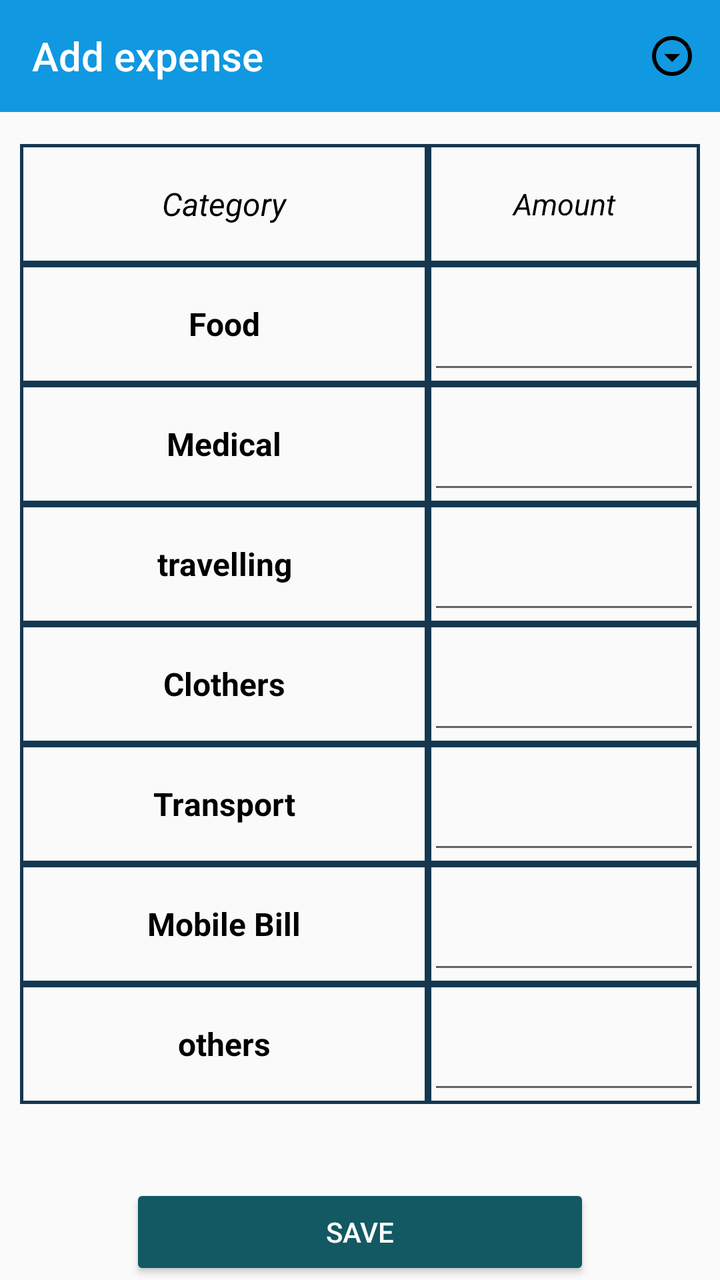
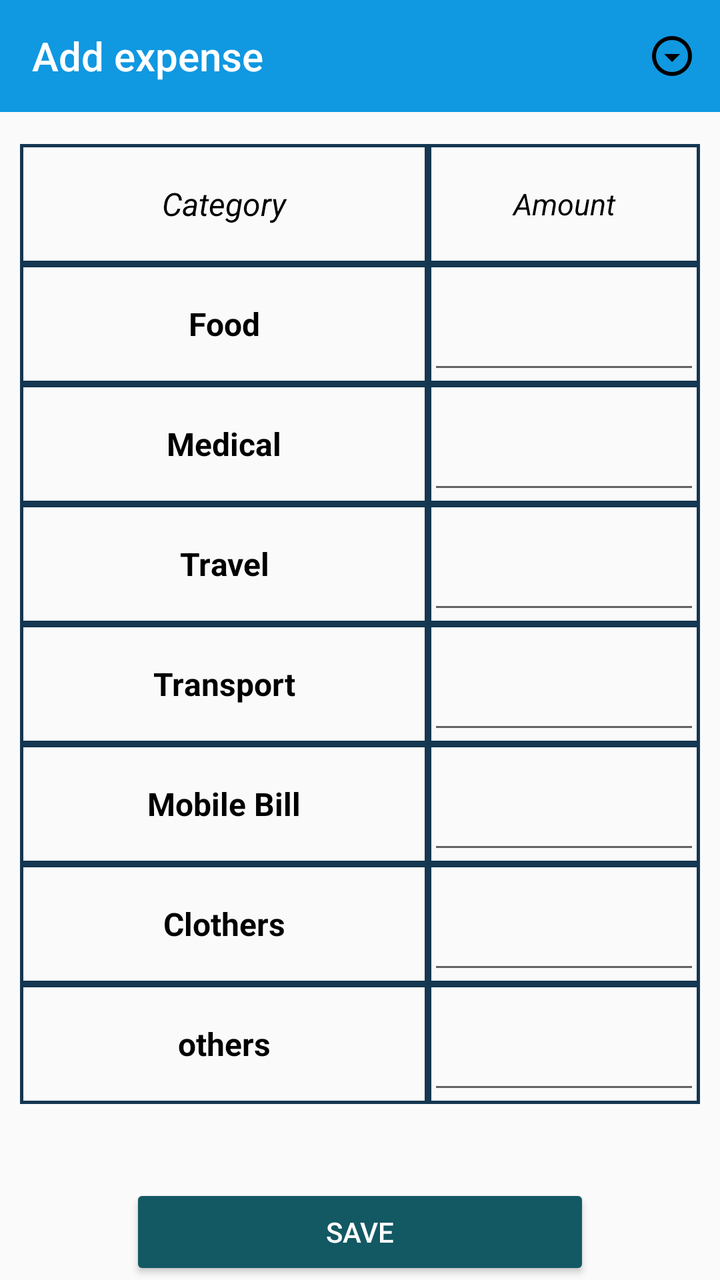

Compare the two renders of this Android layout. The source of the first and the diff that turns it into the second are given below.
<!-- AndroidManifest.xml: application theme Theme.ExpenseTracker -->
<!-- res/layout/fragment_userupload.xml -->
<?xml version="1.0" encoding="utf-8"?>
<androidx.constraintlayout.widget.ConstraintLayout xmlns:android="http://schemas.android.com/apk/res/android"
    xmlns:tools="http://schemas.android.com/tools"
    android:layout_width="match_parent"
    android:layout_height="match_parent"
    xmlns:app="http://schemas.android.com/apk/res-auto"
    tools:context=".view.mainview.UseruploadFragment"
    >


    <androidx.appcompat.widget.Toolbar
        android:id="@+id/top_toolbar"
        android:layout_width="match_parent"
        android:layout_height="wrap_content"
        app:title="Add expense"
        android:background="#1098E1"
        app:titleTextColor="@color/white"
        app:menu="@menu/main_menu"
        android:theme="@style/Theme.AppCompat.DayNight.DarkActionBar"
        app:layout_constraintStart_toStartOf="parent"
        app:layout_constraintEnd_toEndOf="parent"
        app:layout_constraintTop_toTopOf="parent"
        />



     <TableLayout
         android:id="@+id/table"
         android:layout_width="match_parent"
         android:layout_height="wrap_content"
         android:layout_marginHorizontal="10dp"
         android:layout_marginTop="16dp"
         android:stretchColumns="0dp"
         app:layout_constraintStart_toStartOf="parent"
         app:layout_constraintEnd_toEndOf="parent"
         app:layout_constraintTop_toBottomOf="@id/top_toolbar"

         >

         <TableRow>

             <TextView
                 android:layout_width="0dp"
                 android:layout_height="60dp"
                 android:layout_weight="3"
                 android:text="@string/category"
                 android:gravity="center"
                 android:textColor="@color/black"
                 android:textSize="16sp"
                 android:textStyle="italic"
                 android:background="@drawable/border_line"
                 />

             <LinearLayout
                 android:layout_width="0dp"
                 android:layout_height="60dp"
                 android:layout_weight="2"
                 android:background="@drawable/border_line"
                >

                 <TextView
                     android:layout_width="match_parent"
                     android:layout_height="match_parent"
                     android:textStyle="italic"
                     android:textColor="@color/black"
                     android:textSize="15sp"
                     android:text="@string/amount"
                     android:gravity="center"
                     />


             </LinearLayout>


         </TableRow>

         <TableRow>

             <TextView
                 android:layout_width="0dp"
                 android:layout_height="60dp"
                 android:layout_weight="3"
                 android:text="@string/food"
                 android:gravity="center"
                 android:textColor="@color/black"
                 android:textSize="16sp"
                 android:textStyle="bold"
                 android:background="@drawable/border_line"
                 />

             <LinearLayout
                 android:layout_width="0dp"
                 android:layout_height="60dp"
                 android:layout_weight="2"
                 android:background="@drawable/border_line"
                 >

                 <EditText
                     android:id="@+id/et_food"
                     android:layout_width="match_parent"
                     android:layout_height="match_parent"
                     android:inputType="number"
                     android:textStyle="bold"
                     android:textColor="@color/black"
                     android:textSize="15sp"

                     />


             </LinearLayout>


         </TableRow>


         <TableRow>

             <TextView
                 android:layout_width="0dp"
                 android:layout_height="60dp"
                 android:layout_weight="3"
                 android:text="@string/medical"
                 android:gravity="center"
                 android:textColor="@color/black"
                 android:textSize="16sp"
                 android:textStyle="bold"
                 android:background="@drawable/border_line"
                 />

             <LinearLayout
                 android:layout_width="0dp"
                 android:layout_height="60dp"
                 android:layout_weight="2"
                 android:background="@drawable/border_line"
                 >

                 <EditText
                     android:id="@+id/et_medical"
                     android:layout_width="match_parent"
                     android:layout_height="match_parent"
                     android:inputType="number"
                     android:textStyle="bold"
                     android:textColor="@color/black"
                     android:textSize="15sp"

                     />


             </LinearLayout>




         </TableRow>


         <TableRow>

             <TextView
                 android:layout_width="0dp"
                 android:layout_height="60dp"
                 android:layout_weight="3"
                 android:text="@string/travelling"
                 android:gravity="center"
                 android:textColor="@color/black"
                 android:textSize="16sp"
                 android:textStyle="bold"
                 android:background="@drawable/border_line"
                 />

             <LinearLayout
                 android:layout_width="0dp"
                 android:layout_height="60dp"
                 android:layout_weight="2"
                 android:background="@drawable/border_line"
                 >

                 <EditText
                     android:id="@+id/et_travel"
                     android:layout_width="match_parent"
                     android:layout_height="match_parent"
                     android:inputType="number"
                     android:textStyle="bold"
                     android:textColor="@color/black"
                     android:textSize="15sp"

                     />


             </LinearLayout>


         </TableRow>

         <TableRow>

             <TextView
                 android:layout_width="0dp"
                 android:layout_height="60dp"
                 android:layout_weight="3"
                 android:text="@string/clothers"
                 android:gravity="center"
                 android:textColor="@color/black"
                 android:textSize="16sp"
                 android:textStyle="bold"
                 android:background="@drawable/border_line"
                 />

             <LinearLayout
                 android:layout_width="0dp"
                 android:layout_height="60dp"
                 android:layout_weight="2"
                 android:background="@drawable/border_line"
                 >

                 <EditText
                     android:id="@+id/et_clothers"
                     android:layout_width="match_parent"
                     android:layout_height="match_parent"
                     android:inputType="number"
                     android:textStyle="bold"
                     android:textColor="@color/black"
                     android:textSize="15sp"

                     />


             </LinearLayout>


         </TableRow>


         <TableRow>

             <TextView
                 android:layout_width="0dp"
                 android:layout_height="60dp"
                 android:layout_weight="3"
                 android:text="@string/transport"
                 android:gravity="center"
                 android:textColor="@color/black"
                 android:textSize="16sp"
                 android:textStyle="bold"
                 android:background="@drawable/border_line"
                 />

             <LinearLayout
                 android:layout_width="0dp"
                 android:layout_height="60dp"
                 android:layout_weight="2"
                 android:background="@drawable/border_line"
                 >

                 <EditText
                     android:id="@+id/et_tnsprt"
                     android:layout_width="match_parent"
                     android:layout_height="match_parent"
                     android:inputType="number"
                     android:textStyle="bold"
                     android:textColor="@color/black"
                     android:textSize="15sp"

                     />


             </LinearLayout>


         </TableRow>


         <TableRow>

             <TextView
                 android:layout_width="0dp"
                 android:layout_height="60dp"
                 android:layout_weight="3"
                 android:text="@string/mobile_bill"
                 android:gravity="center"
                 android:textColor="@color/black"
                 android:textSize="16sp"
                 android:textStyle="bold"
                 android:background="@drawable/border_line"
                 />

             <LinearLayout
                 android:layout_width="0dp"
                 android:layout_height="60dp"
                 android:layout_weight="2"
                 android:background="@drawable/border_line"
                 >

                 <EditText
                     android:id="@+id/et_bill"
                     android:layout_width="match_parent"
                     android:layout_height="match_parent"
                     android:inputType="number"
                     android:textStyle="bold"
                     android:textColor="@color/black"
                     android:textSize="15sp"

                     />


             </LinearLayout>


         </TableRow>

         <TableRow>

             <TextView
                 android:layout_width="0dp"
                 android:layout_height="60dp"
                 android:layout_weight="3"
                 android:text="@string/others"
                 android:gravity="center"
                 android:textColor="@color/black"
                 android:textSize="16sp"
                 android:textStyle="bold"
                 android:background="@drawable/border_line"
                 />

             <LinearLayout
                 android:layout_width="0dp"
                 android:layout_height="60dp"
                 android:layout_weight="2"
                 android:background="@drawable/border_line"
                 >

                 <EditText
                     android:id="@+id/et_others"
                     android:layout_width="match_parent"
                     android:layout_height="match_parent"
                     android:inputType="number"
                     android:textStyle="bold"
                     android:textColor="@color/black"
                     android:textSize="15sp"

                     />


             </LinearLayout>


         </TableRow>


     </TableLayout>


       <androidx.appcompat.widget.AppCompatButton
           android:id="@+id/save"
           android:layout_width="match_parent"
           android:layout_height="wrap_content"
           app:layout_constraintTop_toBottomOf="@id/table"
           app:layout_constraintStart_toStartOf="parent"
           android:text="@string/sav"
           android:textColor="@color/white"
           app:cornerRadius="15dp"
           android:layout_marginTop="40dp"
           android:layout_marginHorizontal="65dp"
           android:backgroundTint="#125963"/>







</androidx.constraintlayout.widget.ConstraintLayout>
<!-- resources referenced by this layout -->
<resources>
  <color name="black">#FF000000</color>
  <color name="white">#FFFFFFFF</color>
  <!-- drawable border_line (drawable) -->
  <?xml version="1.0" encoding="utf-8"?>
  <shape xmlns:android="http://schemas.android.com/apk/res/android">
  
  
      <stroke
          android:width="1.50dp"
          android:color="#153750"
  
          />
  
  </shape>
  <string name="amount">Amount</string>
  <string name="category">Category</string>
  <string name="clothers">Clothers</string>
  <string name="food">Food</string>
  <string name="medical">Medical</string>
  <string name="mobile_bill">Mobile Bill</string>
  <string name="others">others</string>
  <string name="sav">Save</string>
  <string name="transport">Transport</string>
  <string name="travelling">travelling</string>
  <style name="Theme.ExpenseTracker" parent="Base.Theme.ExpenseTracker" />
  <style name="Base.Theme.ExpenseTracker" parent="Theme.AppCompat.DayNight.DarkActionBar">
          <item name="android:statusBarColor">#0D83BD</item>
      </style>
</resources>

<!-- the commit's change to res/layout/fragment_userupload.xml (unified diff, before → after) -->
@@ -80,7 +80,7 @@
                  android:layout_width="0dp"
                  android:layout_height="60dp"
                  android:layout_weight="3"
-                 android:text="@string/food"
+                 android:text="@string/food_items"
                  android:gravity="center"
                  android:textColor="@color/black"
                  android:textSize="16sp"
@@ -160,7 +160,7 @@
                  android:layout_width="0dp"
                  android:layout_height="60dp"
                  android:layout_weight="3"
-                 android:text="@string/travelling"
+                 android:text="@string/travel"
                  android:gravity="center"
                  android:textColor="@color/black"
                  android:textSize="16sp"
@@ -192,44 +192,6 @@
 
          </TableRow>
 
-         <TableRow>
-
-             <TextView
-                 android:layout_width="0dp"
-                 android:layout_height="60dp"
-                 android:layout_weight="3"
-                 android:text="@string/clothers"
-                 android:gravity="center"
-                 android:textColor="@color/black"
-                 android:textSize="16sp"
-                 android:textStyle="bold"
-                 android:background="@drawable/border_line"
-                 />
-
-             <LinearLayout
-                 android:layout_width="0dp"
-                 android:layout_height="60dp"
-                 android:layout_weight="2"
-                 android:background="@drawable/border_line"
-                 >
-
-                 <EditText
-                     android:id="@+id/et_clothers"
-                     android:layout_width="match_parent"
-                     android:layout_height="match_parent"
-                     android:inputType="number"
-                     android:textStyle="bold"
-                     android:textColor="@color/black"
-                     android:textSize="15sp"
-
-                     />
-
-
-             </LinearLayout>
-
-
-         </TableRow>
-
 
          <TableRow>
 
@@ -253,30 +215,29 @@
                  >
 
                  <EditText
-                     android:id="@+id/et_tnsprt"
-                     android:layout_width="match_parent"
-                     android:layout_height="match_parent"
-                     android:inputType="number"
-                     android:textStyle="bold"
-                     android:textColor="@color/black"
-                     android:textSize="15sp"
-
-                     />
-
-
-             </LinearLayout>
-
-
-         </TableRow>
-
-
-         <TableRow>
-
-             <TextView
-                 android:layout_width="0dp"
-                 android:layout_height="60dp"
-                 android:layout_weight="3"
-                 android:text="@string/mobile_bill"
+                     android:id="@+id/et_trans"
+                     android:layout_width="match_parent"
+                     android:layout_height="match_parent"
+                     android:inputType="number"
+                     android:textStyle="bold"
+                     android:textColor="@color/black"
+                     android:textSize="15sp"
+
+                     />
+
+
+             </LinearLayout>
+
+
+         </TableRow>
+
+         <TableRow>
+
+             <TextView
+                 android:layout_width="0dp"
+                 android:layout_height="60dp"
+                 android:layout_weight="3"
+                 android:text="@string/bill"
                  android:gravity="center"
                  android:textColor="@color/black"
                  android:textSize="16sp"
@@ -308,6 +269,48 @@
 
          </TableRow>
 
+
+         <TableRow>
+
+             <TextView
+                 android:layout_width="0dp"
+                 android:layout_height="60dp"
+                 android:layout_weight="3"
+                 android:text="@string/clo"
+                 android:gravity="center"
+                 android:textColor="@color/black"
+                 android:textSize="16sp"
+                 android:textStyle="bold"
+                 android:background="@drawable/border_line"
+                 />
+
+             <LinearLayout
+                 android:layout_width="0dp"
+                 android:layout_height="60dp"
+                 android:layout_weight="2"
+                 android:background="@drawable/border_line"
+                 >
+
+                 <EditText
+                     android:id="@+id/et_clo"
+                     android:layout_width="match_parent"
+                     android:layout_height="match_parent"
+                     android:inputType="number"
+                     android:textStyle="bold"
+                     android:textColor="@color/black"
+                     android:textSize="15sp"
+
+                     />
+
+
+             </LinearLayout>
+
+
+
+
+         </TableRow>
+
+
          <TableRow>
 
              <TextView
@@ -345,6 +348,8 @@
 
 
          </TableRow>
+
+
 
 
      </TableLayout>
<!-- resource entries referenced after the edit -->
@@ -15,15 +15,15 @@
   
   </shape>
   <string name="amount">Amount</string>
+  <string name="bill">Mobile Bill</string>
   <string name="category">Category</string>
-  <string name="clothers">Clothers</string>
-  <string name="food">Food</string>
+  <string name="clo">Clothers</string>
+  <string name="food_items">Food</string>
   <string name="medical">Medical</string>
-  <string name="mobile_bill">Mobile Bill</string>
   <string name="others">others</string>
   <string name="sav">Save</string>
   <string name="transport">Transport</string>
-  <string name="travelling">travelling</string>
+  <string name="travel">Travel</string>
   <style name="Theme.ExpenseTracker" parent="Base.Theme.ExpenseTracker" />
   <style name="Base.Theme.ExpenseTracker" parent="Theme.AppCompat.DayNight.DarkActionBar">
           <item name="android:statusBarColor">#0D83BD</item>
